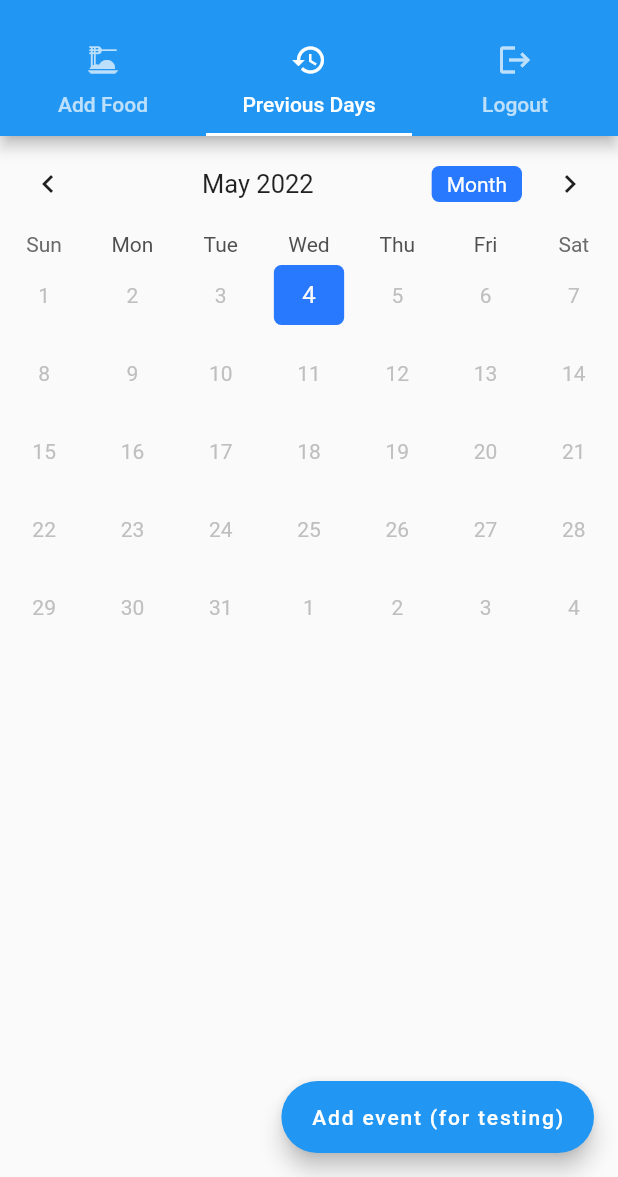
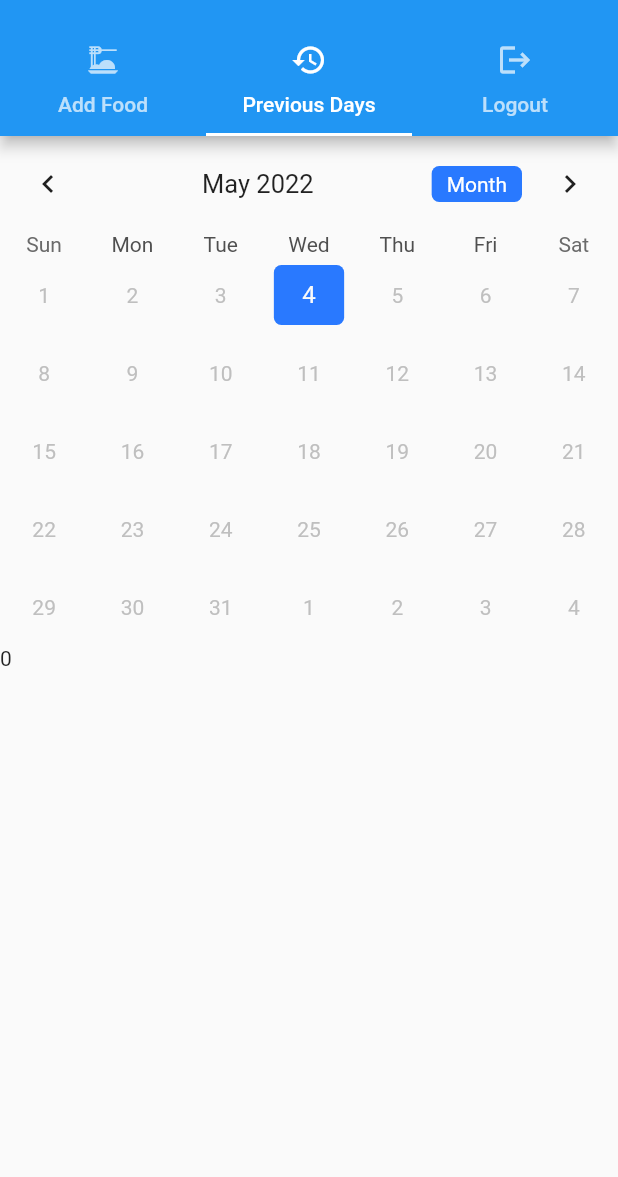
Before and after one commit to amahi2001/Calorie-Tracker, a Flutter app: the screen it shows once a user with an empty profile is signed in, tab 2 chosen, on a phone screen of 412 x 824 dp, the part 59-1236 px from its top. Run offline on Flutter 3.47's test engine with Material 2 defaults, Android fonts, the phone set to English and light mode, and no system bars; drawn by our look-alikes of table_calendar; our stand-ins replace cloud_firestore, firebase_auth, firebase_core, flutter_signin_button, google_sign_in; missing offline and left inert: twitter_login; accounts and stored records are empty.

Commit message:
added quickview

```diff
--- a/group3/lib/previous_days.dart
+++ b/group3/lib/previous_days.dart
@@ -1,15 +1,9 @@
 import 'package:firebase_auth/firebase_auth.dart';
 import 'package:flutter/material.dart';
-import 'package:group3/dayinfo.dart';
 import 'package:table_calendar/table_calendar.dart';
+import 'firestore.dart';
 
-class Meal {
-  final String title;
-  Meal({required this.title});
-
-  @override
-  String toString() => title;
-}
+GlobalKey<_Quickview> globalKey = GlobalKey();
 
 class PreviousDays extends StatefulWidget {
   const PreviousDays({Key? key}) : super(key: key);
@@ -104,93 +98,71 @@ class _PreviousDaysState extends State<PreviousDays> {
             onDaySelected: (selectedDay, focusedDay) {
               if (!isSameDay(_selectedDay, selectedDay)) {
                 // Call `setState()` when updating the selected day
+                globalKey.currentState!.retrieveData(selectedDay);
                 setState(() {
                   _selectedDay = selectedDay;
                   _focusedDay = focusedDay;
                 });
-                Navigator.push(
-                    context,
-                    MaterialPageRoute(
-                        builder: (context) => DayInfo(
-                              selectedDay: selectedDay,
-                            )));
+
+                // Navigator.push(
+                //     context,
+                //     MaterialPageRoute(
+                //         builder: (context) => DayInfo(
+                //               selectedDay: selectedDay,
+                //             )));
               }
             },
             onFormatChanged: (format) => setState(() => _calendarFormat = format),
             onPageChanged: (focusedDay) => _focusedDay = focusedDay
           ),
-          ListView.builder(
-            physics: const NeverScrollableScrollPhysics(),
-            shrinkWrap: true,
-            itemCount: _getEventsfromDay(_selectedDay).length,
-            itemBuilder: (context, index) {
-              return Container(
-                margin: const EdgeInsets.symmetric(
-                  horizontal: 12.0,
-                  vertical: 4.0,
-                ),
-                decoration: BoxDecoration(
-                  border: Border.all(),
-                  borderRadius: BorderRadius.circular(12.0),
-                ),
-                child: ListTile(
-                  title: Text(
-                    _getEventsfromDay(_selectedDay)[index].toString(),
-                    style: const TextStyle(
-                      fontSize: 18.0,
-                    ),
-                  ),
-                ),
-              );
-            },
+          QuickView(
+            selectedDay: _selectedDay,
+            key: globalKey,
           ),
         ],
       ),
-      floatingActionButton: FloatingActionButton.extended(
-          onPressed: () => showDialog(
-                context: context,
-                builder: (context) => AlertDialog(
-                  title: const Text('Add Event'),
-                  content: TextFormField(
-                    controller: _eventController,
-                    decoration: const InputDecoration(
-                      border: OutlineInputBorder(),
-                      labelText: 'Event Name',
-                    ),
-                  ),
-                  actions: [
-                    TextButton(
-                      child: const Text('Cancel'),
-                      onPressed: () => Navigator.pop(context),
-                    ),
-                    TextButton(
-                        child: const Text('Add'),
-                        onPressed: () {
-                          if (_eventController.text.isEmpty) {
-                            //if event name is empty => do nothing
-
-                          } else {
-                            //if event name is not empty => add event
-                            if (selectedEvents[_selectedDay] != null) {
-                              //if there is already an event on that day
-                              selectedEvents[_selectedDay]!
-                                  .add(Meal(title: _eventController.text));
-                            } else {
-                              //if there is no event on that day
-                              selectedEvents[_selectedDay] = [
-                                Meal(title: _eventController.text)
-                              ];
-                            }
-                          }
-                          Navigator.pop(context);
-                          _eventController.clear();
-                          setState(() {});
-                          return;
-                        }),
-                  ],
-                ),
-              ),
-          label: const Text('Add event (for testing)')),
     );
   }
 }
+
+class QuickView extends StatefulWidget {
+  const QuickView({Key? key, required this.selectedDay}) : super(key: key);
+
+  final DateTime selectedDay;
+  @override
+  State<QuickView> createState() => _Quickview();
+}
+
+class _Quickview extends State<QuickView> {
+  Future<List<Meal>> meals = Future.value([]);
+
+  void retrieveData(DateTime selectedDay) {
+    print('asdasd');
+    meals = getData(selectedDay);
+    setState(() {});
+  }
+
+  @override
+  void initState() {
+    super.initState();
+    meals = getData(widget.selectedDay);
+  }
+
+  Widget build(BuildContext context) {
+    return FutureBuilder(
+        future: meals,
+        builder: (context, AsyncSnapshot<List<Meal>> snapshot) {
+          if (!snapshot.hasData) {
+            return Text('Select a Day');
+          } else {
+            int TotalCal = 0;
+            for (var meal in snapshot.data!) {
+              for (var food in meal.foods) {
+                TotalCal = TotalCal + int.parse(food.cal);
+              }
+            }
+            return Text(TotalCal.toString());
+          }
+        });
+  }
+}
```
